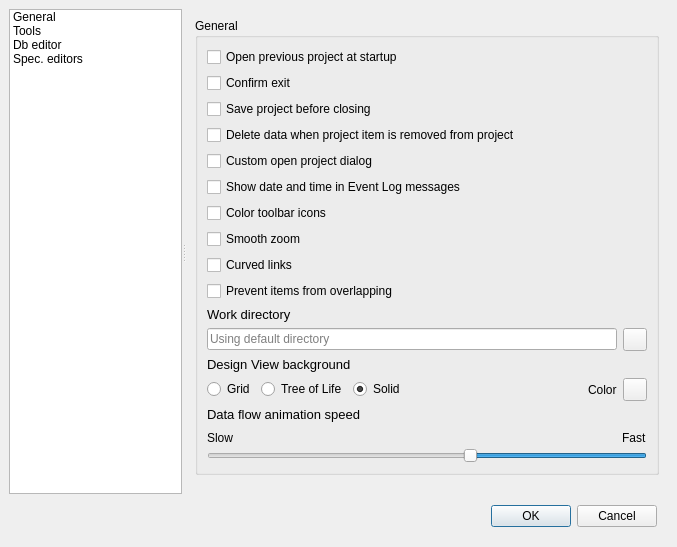
This is spinetoolbox/ui/settings.ui in spine-tools/Spine-Toolbox as Qt 5 draws it before an edit. The edited form follows.
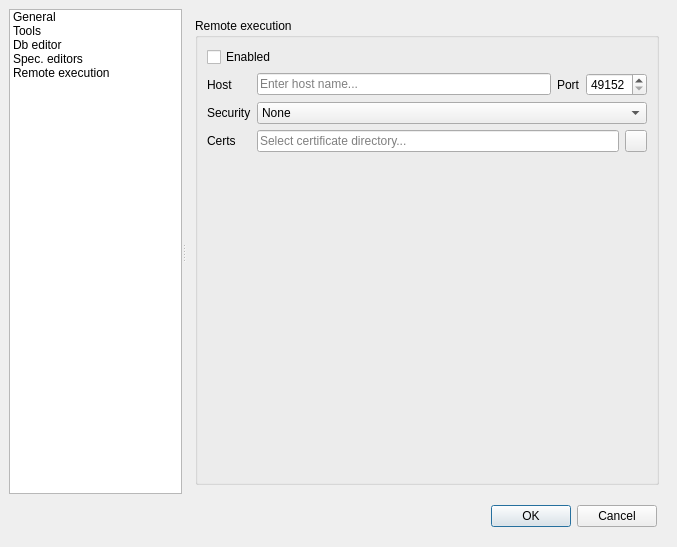
This is the edited form. The open tabs and pages were chosen to show the change. Icons and pictures are not drawn. Custom widgets are drawn as their Qt base class.

Commit message:
Add Remote Execution page to Settings
All Engine Server settings can now be configured in Settings widget on the new Remote Execution page.

Patch:
```diff
--- a/spinetoolbox/ui/settings.ui
+++ b/spinetoolbox/ui/settings.ui
@@ -188,6 +188,15 @@
          <normaloff>:/icons/wrench.svg</normaloff>:/icons/wrench.svg</iconset>
        </property>
       </item>
+      <item>
+       <property name="text">
+        <string>Remote execution</string>
+       </property>
+       <property name="icon">
+        <iconset resource="resources/resources_icons.qrc">
+         <normaloff>:/icons/menu_icons/server.svg</normaloff>:/icons/menu_icons/server.svg</iconset>
+       </property>
+      </item>
      </widget>
      <widget class="QStackedWidget" name="stackedWidget">
       <property name="sizePolicy">
@@ -1157,6 +1166,176 @@
         </item>
        </layout>
       </widget>
+      <widget class="QWidget" name="RemoteExecution">
+       <layout class="QVBoxLayout" name="verticalLayout_10">
+        <item>
+         <widget class="QGroupBox" name="groupBox_remote_execution">
+          <property name="title">
+           <string>Remote execution</string>
+          </property>
+          <layout class="QVBoxLayout" name="verticalLayout_2">
+           <item>
+            <widget class="QCheckBox" name="checkBox_enable_remote_exec">
+             <property name="text">
+              <string>Enabled</string>
+             </property>
+            </widget>
+           </item>
+           <item>
+            <layout class="QGridLayout" name="gridLayout_2">
+             <item row="3" column="0">
+              <widget class="QLabel" name="label_6">
+               <property name="text">
+                <string>Security</string>
+               </property>
+              </widget>
+             </item>
+             <item row="4" column="2">
+              <layout class="QHBoxLayout" name="horizontalLayout_13">
+               <item>
+                <widget class="QLineEdit" name="lineEdit_secfolder">
+                 <property name="cursor">
+                  <cursorShape>ArrowCursor</cursorShape>
+                 </property>
+                 <property name="toolTip">
+                  <string>&lt;html&gt;&lt;head/&gt;&lt;body&gt;&lt;p&gt;Required for Stonehouse security. Given path should contain '/certificates', '/public_keys', and '/private_keys' directories. &lt;/p&gt;&lt;/body&gt;&lt;/html&gt;</string>
+                 </property>
+                 <property name="text">
+                  <string/>
+                 </property>
+                 <property name="readOnly">
+                  <bool>false</bool>
+                 </property>
+                 <property name="placeholderText">
+                  <string>Select certificate directory...</string>
+                 </property>
+                 <property name="clearButtonEnabled">
+                  <bool>true</bool>
+                 </property>
+                </widget>
+               </item>
+               <item>
+                <widget class="QToolButton" name="toolButton_pick_secfolder">
+                 <property name="minimumSize">
+                  <size>
+                   <width>22</width>
+                   <height>22</height>
+                  </size>
+                 </property>
+                 <property name="maximumSize">
+                  <size>
+                   <width>22</width>
+                   <height>22</height>
+                  </size>
+                 </property>
+                 <property name="icon">
+                  <iconset resource="resources/resources_icons.qrc">
+                   <normaloff>:/icons/menu_icons/folder-open-solid.svg</normaloff>:/icons/menu_icons/folder-open-solid.svg</iconset>
+                 </property>
+                </widget>
+               </item>
+              </layout>
+             </item>
+             <item row="4" column="0">
+              <widget class="QLabel" name="label_10">
+               <property name="text">
+                <string>Certs</string>
+               </property>
+              </widget>
+             </item>
+             <item row="0" column="2">
+              <layout class="QHBoxLayout" name="horizontalLayout_15">
+               <item>
+                <widget class="QLineEdit" name="lineEdit_host">
+                 <property name="toolTip">
+                  <string>&lt;html&gt;&lt;head/&gt;&lt;body&gt;&lt;p&gt;Host name&lt;/p&gt;&lt;/body&gt;&lt;/html&gt;</string>
+                 </property>
+                 <property name="placeholderText">
+                  <string>Enter host name...</string>
+                 </property>
+                 <property name="clearButtonEnabled">
+                  <bool>true</bool>
+                 </property>
+                </widget>
+               </item>
+               <item>
+                <widget class="QLabel" name="label_2">
+                 <property name="text">
+                  <string>Port</string>
+                 </property>
+                </widget>
+               </item>
+               <item>
+                <widget class="QSpinBox" name="spinBox_port">
+                 <property name="toolTip">
+                  <string>&lt;html&gt;&lt;head/&gt;&lt;body&gt;&lt;p&gt;Limited to dynamic/private ports (49152-&amp;gt;65535)&lt;/p&gt;&lt;/body&gt;&lt;/html&gt;</string>
+                 </property>
+                 <property name="frame">
+                  <bool>true</bool>
+                 </property>
+                 <property name="buttonSymbols">
+                  <enum>QAbstractSpinBox::UpDownArrows</enum>
+                 </property>
+                 <property name="accelerated">
+                  <bool>true</bool>
+                 </property>
+                 <property name="showGroupSeparator" stdset="0">
+                  <bool>false</bool>
+                 </property>
+                 <property name="minimum">
+                  <number>49152</number>
+                 </property>
+                 <property name="maximum">
+                  <number>65535</number>
+                 </property>
+                </widget>
+               </item>
+              </layout>
+             </item>
+             <item row="0" column="0">
+              <widget class="QLabel" name="label_3">
+               <property name="text">
+                <string>Host</string>
+               </property>
+              </widget>
+             </item>
+             <item row="3" column="2">
+              <widget class="QComboBox" name="comboBox_security">
+               <property name="toolTip">
+                <string>&lt;html&gt;&lt;head/&gt;&lt;body&gt;&lt;p&gt;ZMQ security model&lt;/p&gt;&lt;/body&gt;&lt;/html&gt;</string>
+               </property>
+               <item>
+                <property name="text">
+                 <string>None</string>
+                </property>
+               </item>
+               <item>
+                <property name="text">
+                 <string>Stonehouse</string>
+                </property>
+               </item>
+              </widget>
+             </item>
+            </layout>
+           </item>
+           <item>
+            <spacer name="verticalSpacer_4">
+             <property name="orientation">
+              <enum>Qt::Vertical</enum>
+             </property>
+             <property name="sizeHint" stdset="0">
+              <size>
+               <width>20</width>
+               <height>271</height>
+              </size>
+             </property>
+            </spacer>
+           </item>
+          </layout>
+         </widget>
+        </item>
+       </layout>
+      </widget>
      </widget>
     </widget>
    </item>
```
Left out of the diff: 14 changed lines with no effect on the pictures. The commit also changes 11 other files.
